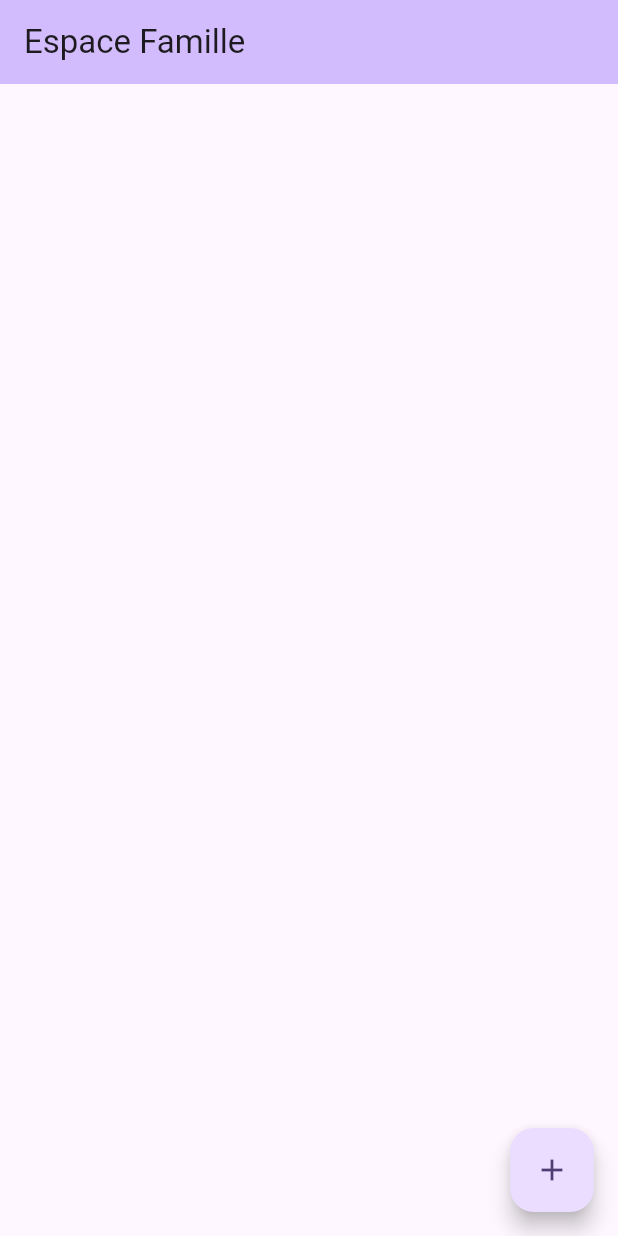
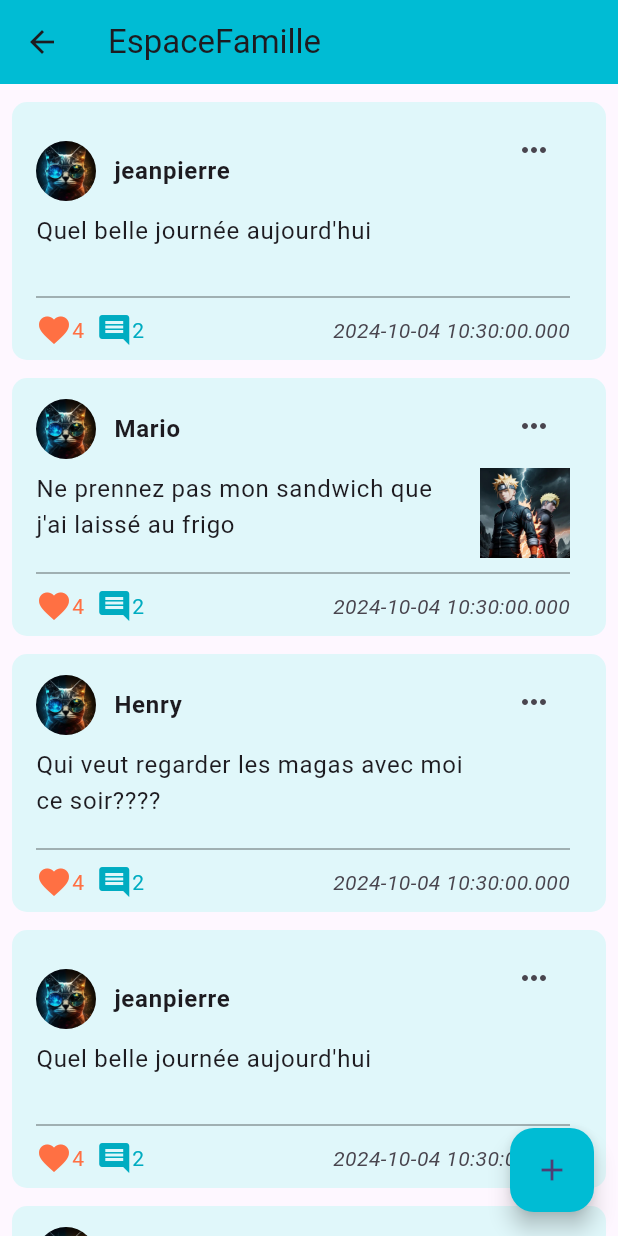
Before and after one commit to JeanPierreNduwimana/EspaceFamille, a Flutter app: the screen it shows after launch, after a tap on the "add" icon, on a phone screen of 412 x 824 dp. Run offline on Flutter 3.47's test engine with Material 3 defaults, Android fonts, the phone set to English and light mode, and no system bars.

Commit message:
FCT: Fin de la page d'accueil

```diff
--- /dev/null
+++ b/espace_famille/lib/espace_famille/accueil_espace_famille.dart
@@ -0,0 +1,177 @@
+import 'package:flutter/cupertino.dart';
+import 'package:flutter/material.dart';
+
+const String image = 'assets/images/naruto.jpg';
+
+class AccueilEspaceFammille extends StatefulWidget {
+  const AccueilEspaceFammille({super.key});
+
+  @override
+  State<AccueilEspaceFammille> createState() => _AccueilEspaceFammilleState();
+}
+
+class _AccueilEspaceFammilleState extends State<AccueilEspaceFammille> {
+  final List<annonce> listannonces = [
+    annonce('jeanpierre', 'Quel belle journée aujourd\'hui', ''),
+    annonce('Mario', 'Ne prennez pas mon sandwich que j\'ai laissé au frigo', image),
+    annonce('Henry','Qui veut regarder les magas avec moi ce soir????', ''),
+    annonce('jeanpierre', 'Quel belle journée aujourd\'hui', ''),
+    annonce('Mario', 'Ne prennez pas mon sandwich que j\'ai laissé au frigo', image),
+    annonce('Henry','Qui veut regarder les magas avec moi ce soir????', ''),
+    annonce('jeanpierre', 'Quel belle journée aujourd\'hui', ''),
+    annonce('Mario', 'Ne prennez pas mon sandwich que j\'ai laissé au frigo', image),
+    annonce('Henry','Qui veut regarder les magas avec moi ce soir????', '')
+  ];
+
+  @override
+  Widget build(BuildContext context) {
+
+    return Scaffold(
+      appBar: AppBar(
+        backgroundColor: Colors.cyan,
+        title: Text('EspaceFamille'),
+      ),
+      body: buildBody(),
+      floatingActionButton: FloatingActionButton(
+        backgroundColor: Colors.cyan,
+        onPressed: (){
+          Navigator.pushNamed(context, '/pageprofile');
+        },
+        tooltip: 'Increment',
+        child: const Icon(Icons.add),
+      ),
+    );
+  }
+
+  Widget buildBody(){
+    return ListView.builder(
+        itemBuilder: (BuildContext context, int index){
+
+          if(index < listannonces.length){
+            return Column(
+              children: [
+                const SizedBox(height: 12,),
+                Container(
+                  margin: const EdgeInsets.symmetric(vertical: 0, horizontal: 8),
+                  //padding: const EdgeInsets.all(16),
+                  decoration: BoxDecoration(color: Colors.cyan[50],borderRadius: BorderRadius.circular(10),/* border: Border.all(color: Colors.grey, width: 1) */),
+                  child: ListTile(
+                      title: Row(
+                        children: [
+                          Expanded(child:Column(
+                            crossAxisAlignment: CrossAxisAlignment.start,
+                            children: [
+                              Row(
+                                children: [
+                                  Container(
+                                    height: 40,
+                                    width: 40,
+                                    child: ClipOval(
+                                      child: Image.asset(
+                                        'assets/images/cat_profile_img.jpg',
+                                        semanticLabel: 'Image du profil',
+                                        fit: BoxFit.cover,),
+                                    ),
+                                  ),
+                                  const SizedBox(width: 12,),
+                                  Text(listannonces[index].username, style: const TextStyle(fontWeight: FontWeight.bold),)
+                                ],
+                              ),
+                              SizedBox(height: 8),
+                              Text(listannonces[index].description),
+                              SizedBox(height: 4,)
+                            ],
+                          ) ),
+                          SizedBox(width: 8),
+                          Column(
+                            crossAxisAlignment: CrossAxisAlignment.end,
+                            children: [
+                              PopupMenuButton<String>(
+                                  icon: const Icon(Icons.more_horiz),
+                                  onSelected: (String value){
+                                    print('Selected: $value');
+                                  },
+                                  itemBuilder: (BuildContext context){
+                                    return const [
+                                      PopupMenuItem<String>(
+                                        value: 'Modifier',
+                                        child: Row(
+                                          children: [
+                                            Text('Modifier', style: TextStyle(fontSize: 16),),
+                                            SizedBox(width: 4,),
+                                            Icon(Icons.edit, size: 16,)
+                                          ],
+                                        ),
+                                      ),
+                                      PopupMenuItem<String>(
+                                        value: 'Supprimer',
+                                        child: Row(
+                                          children: [
+                                            Text('Supprimer', style: TextStyle(fontSize: 16),),
+                                            SizedBox(width: 4,),
+                                            Icon(Icons.delete, size: 16,)
+                                          ],
+                                        ),
+                                      )
+                                    ];
+                                  }),
+                              SizedBox(height: 4,),
+                              Container(
+                                  height: 60,
+                                  width: 60,
+                                  child:  getImage(listannonces[index].url)
+                              ),
+                            ],
+                          )
+                        ],
+                      ),
+                      subtitle: Column(
+                        children: [
+                          const Divider(
+                            thickness: 1,
+                            color: Colors.black38,
+                            height: 20,
+                          ),
+                          Row(
+                            children: [
+                              Icon(Icons.favorite, color: Colors.deepOrange[400],),
+                              Text(listannonces[index].Favs.toString(), style: TextStyle(color: Colors.deepOrange[400]),),
+                              SizedBox(width: 8),
+                              Icon(Icons.comment, color: Colors.cyan[600],),
+                              Text(listannonces[index].Comments.toString(), style: TextStyle(color: Colors.cyan[600]),),
+                              Expanded(child: Align(alignment: Alignment.centerRight, child: Text(listannonces[index].date.toString(), style: const TextStyle(fontStyle: FontStyle.italic),)))
+                            ],
+                          ),
+                        ],
+                      )
+                  ),
+                )
+              ],
+            );
+          }
+
+        });
+  }
+
+  getImage(String url){
+    if(url != ''){
+      return Image.asset(url, fit: BoxFit.cover,);
+    }
+    return null;
+  }
+}
+
+class annonce {
+
+  annonce(String _username,String _descr, String img_url){
+    username = _username;
+    description = _descr;
+    url = img_url;
+  }
+  String username = '';
+  String description = '';
+  DateTime date = new DateTime.now();
+  int Comments = 2;
+  int Favs = 4;
+  String url = '';
+}
--- a/espace_famille/lib/main.dart
+++ b/espace_famille/lib/main.dart
@@ -1,4 +1,7 @@
+import 'package:espace_famille/profile/page_profile.dart';
 import 'package:flutter/material.dart';
+
+import 'espace_famille/accueil_espace_famille.dart';
 
 void main() {
   runApp(const MyApp());
@@ -16,36 +19,13 @@ class MyApp extends StatelessWidget {
         colorScheme: ColorScheme.fromSeed(seedColor: Colors.deepPurple),
         useMaterial3: true,
       ),
-      home: const MyHomePage(title: 'Espace Famille'),
+      home: const PageProfile(),
+
+      routes: {
+        '/accfam': (context) => const AccueilEspaceFammille(),
+        '/pageprofile': (context) => const PageProfile()
+      },
+
     );
   }
 }
-
-class MyHomePage extends StatefulWidget {
-  const MyHomePage({super.key, required this.title});
-  final String title;
-
-  @override
-  State<MyHomePage> createState() => _MyHomePageState();
-}
-
-class _MyHomePageState extends State<MyHomePage> {
-
-
-  @override
-  Widget build(BuildContext context) {
-    return Scaffold(
-      appBar: AppBar(
-        backgroundColor: Theme.of(context).colorScheme.inversePrimary,
-        title: Text(widget.title),
-      ),
-      body: Center(
-      ),
-      floatingActionButton: FloatingActionButton(
-        onPressed: (){},
-        tooltip: 'Increment',
-        child: const Icon(Icons.add),
-      ), // This trailing comma makes auto-formatting nicer for build methods.
-    );
-  }
-}
--- /dev/null
+++ b/espace_famille/lib/profile/page_profile.dart
@@ -0,0 +1,33 @@
+import 'package:flutter/cupertino.dart';
+import 'package:flutter/material.dart';
+
+class PageProfile extends StatefulWidget {
+  const PageProfile({super.key});
+
+  @override
+  State<PageProfile> createState() => _PageProfileState();
+}
+
+class _PageProfileState extends State<PageProfile> {
+  @override
+  Widget build(BuildContext context) {
+    return Scaffold(
+      appBar: AppBar(
+        title: const Text('Mon Profile'),
+        backgroundColor: Colors.cyan,
+      ),
+
+      body: const Center(
+        child: Text('La page Main Profile marche'),
+      ),
+      floatingActionButton: FloatingActionButton(
+        backgroundColor: Colors.cyan,
+        tooltip: 'justunbouton',
+        child: Icon(Icons.add),
+        onPressed: (){
+          Navigator.pushNamed(context, '/accfam');
+        },
+      ),
+    );
+  }
+}
--- a/espace_famille/pubspec.yaml
+++ b/espace_famille/pubspec.yaml
@@ -18,3 +18,6 @@ dev_dependencies:
 
 flutter:
   uses-material-design: true
+  assets:
+    - assets/images/cat_profile_img.jpg
+    - assets/images/naruto.jpg
```
Also changed, not shown: espace_famille/assets/images/cat_profile_img.jpg (added), espace_famille/assets/images/naruto.jpg (added).
